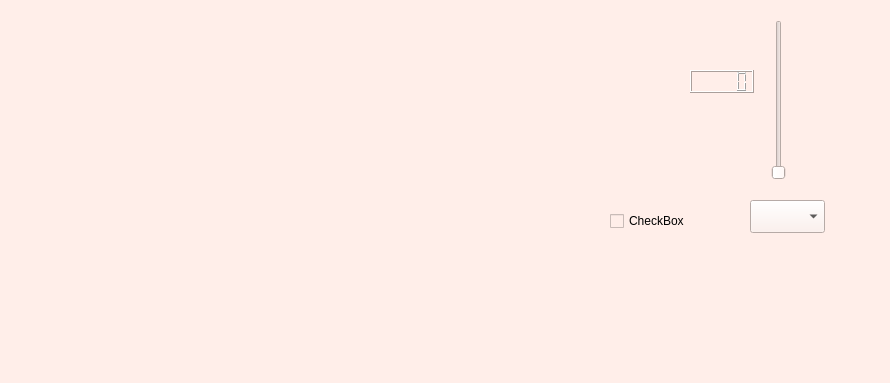
Qt form untitled.ui (v0idv0id/PoF) before a commit; both pictures show x 0 to 890 and y 344 to 727 of the 890 by 727 pixel window.
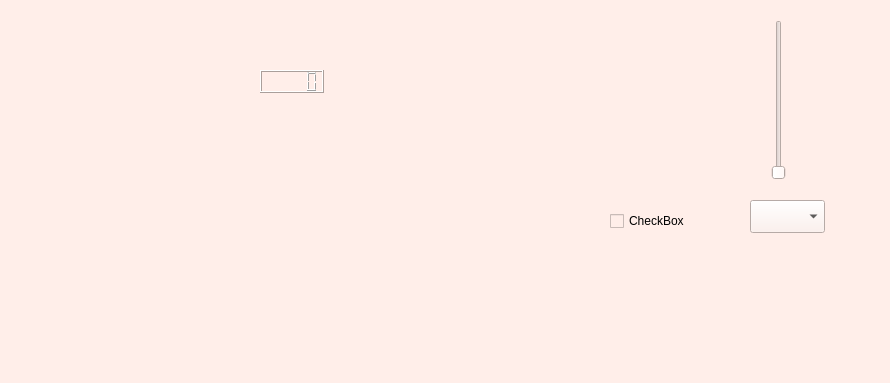
The same form after that commit.

Commit message: works with rewind

```diff
--- a/untitled.ui
+++ b/untitled.ui
@@ -16,6 +16,421 @@
     <height>30</height>
    </size>
   </property>
+  <property name="palette">
+   <palette>
+    <active>
+     <colorrole role="WindowText">
+      <brush brushstyle="SolidPattern">
+       <color alpha="255">
+        <red>0</red>
+        <green>0</green>
+        <blue>0</blue>
+       </color>
+      </brush>
+     </colorrole>
+     <colorrole role="Button">
+      <brush brushstyle="SolidPattern">
+       <color alpha="255">
+        <red>170</red>
+        <green>85</green>
+        <blue>127</blue>
+       </color>
+      </brush>
+     </colorrole>
+     <colorrole role="Light">
+      <brush brushstyle="SolidPattern">
+       <color alpha="255">
+        <red>255</red>
+        <green>127</green>
+        <blue>191</blue>
+       </color>
+      </brush>
+     </colorrole>
+     <colorrole role="Midlight">
+      <brush brushstyle="SolidPattern">
+       <color alpha="255">
+        <red>212</red>
+        <green>106</green>
+        <blue>159</blue>
+       </color>
+      </brush>
+     </colorrole>
+     <colorrole role="Dark">
+      <brush brushstyle="SolidPattern">
+       <color alpha="255">
+        <red>85</red>
+        <green>42</green>
+        <blue>63</blue>
+       </color>
+      </brush>
+     </colorrole>
+     <colorrole role="Mid">
+      <brush brushstyle="SolidPattern">
+       <color alpha="255">
+        <red>113</red>
+        <green>56</green>
+        <blue>84</blue>
+       </color>
+      </brush>
+     </colorrole>
+     <colorrole role="Text">
+      <brush brushstyle="SolidPattern">
+       <color alpha="255">
+        <red>0</red>
+        <green>0</green>
+        <blue>0</blue>
+       </color>
+      </brush>
+     </colorrole>
+     <colorrole role="BrightText">
+      <brush brushstyle="SolidPattern">
+       <color alpha="255">
+        <red>255</red>
+        <green>255</green>
+        <blue>255</blue>
+       </color>
+      </brush>
+     </colorrole>
+     <colorrole role="ButtonText">
+      <brush brushstyle="SolidPattern">
+       <color alpha="255">
+        <red>0</red>
+        <green>0</green>
+        <blue>0</blue>
+       </color>
+      </brush>
+     </colorrole>
+     <colorrole role="Base">
+      <brush brushstyle="SolidPattern">
+       <color alpha="255">
+        <red>255</red>
+        <green>255</green>
+        <blue>255</blue>
+       </color>
+      </brush>
+     </colorrole>
+     <colorrole role="Window">
+      <brush brushstyle="SolidPattern">
+       <color alpha="255">
+        <red>170</red>
+        <green>85</green>
+        <blue>127</blue>
+       </color>
+      </brush>
+     </colorrole>
+     <colorrole role="Shadow">
+      <brush brushstyle="SolidPattern">
+       <color alpha="255">
+        <red>0</red>
+        <green>0</green>
+        <blue>0</blue>
+       </color>
+      </brush>
+     </colorrole>
+     <colorrole role="AlternateBase">
+      <brush brushstyle="SolidPattern">
+       <color alpha="255">
+        <red>212</red>
+        <green>170</green>
+        <blue>191</blue>
+       </color>
+      </brush>
+     </colorrole>
+     <colorrole role="ToolTipBase">
+      <brush brushstyle="SolidPattern">
+       <color alpha="255">
+        <red>255</red>
+        <green>255</green>
+        <blue>220</blue>
+       </color>
+      </brush>
+     </colorrole>
+     <colorrole role="ToolTipText">
+      <brush brushstyle="SolidPattern">
+       <color alpha="255">
+        <red>0</red>
+        <green>0</green>
+        <blue>0</blue>
+       </color>
+      </brush>
+     </colorrole>
+    </active>
+    <inactive>
+     <colorrole role="WindowText">
+      <brush brushstyle="SolidPattern">
+       <color alpha="255">
+        <red>0</red>
+        <green>0</green>
+        <blue>0</blue>
+       </color>
+      </brush>
+     </colorrole>
+     <colorrole role="Button">
+      <brush brushstyle="SolidPattern">
+       <color alpha="255">
+        <red>170</red>
+        <green>85</green>
+        <blue>127</blue>
+       </color>
+      </brush>
+     </colorrole>
+     <colorrole role="Light">
+      <brush brushstyle="SolidPattern">
+       <color alpha="255">
+        <red>255</red>
+        <green>127</green>
+        <blue>191</blue>
+       </color>
+      </brush>
+     </colorrole>
+     <colorrole role="Midlight">
+      <brush brushstyle="SolidPattern">
+       <color alpha="255">
+        <red>212</red>
+        <green>106</green>
+        <blue>159</blue>
+       </color>
+      </brush>
+     </colorrole>
+     <colorrole role="Dark">
+      <brush brushstyle="SolidPattern">
+       <color alpha="255">
+        <red>85</red>
+        <green>42</green>
+        <blue>63</blue>
+       </color>
+      </brush>
+     </colorrole>
+     <colorrole role="Mid">
+      <brush brushstyle="SolidPattern">
+       <color alpha="255">
+        <red>113</red>
+        <green>56</green>
+        <blue>84</blue>
+       </color>
+      </brush>
+     </colorrole>
+     <colorrole role="Text">
+      <brush brushstyle="SolidPattern">
+       <color alpha="255">
+        <red>0</red>
+        <green>0</green>
+        <blue>0</blue>
+       </color>
+      </brush>
+     </colorrole>
+     <colorrole role="BrightText">
+      <brush brushstyle="SolidPattern">
+       <color alpha="255">
+        <red>255</red>
+        <green>255</green>
+        <blue>255</blue>
+       </color>
+      </brush>
+     </colorrole>
+     <colorrole role="ButtonText">
+      <brush brushstyle="SolidPattern">
+       <color alpha="255">
+        <red>0</red>
+        <green>0</green>
+        <blue>0</blue>
+       </color>
+      </brush>
+     </colorrole>
+     <colorrole role="Base">
+      <brush brushstyle="SolidPattern">
+       <color alpha="255">
+        <red>255</red>
+        <green>255</green>
+        <blue>255</blue>
+       </color>
+      </brush>
+     </colorrole>
+     <colorrole role="Window">
+      <brush brushstyle="SolidPattern">
+       <color alpha="255">
+        <red>170</red>
+        <green>85</green>
+        <blue>127</blue>
+       </color>
+      </brush>
+     </colorrole>
+     <colorrole role="Shadow">
+      <brush brushstyle="SolidPattern">
+       <color alpha="255">
+        <red>0</red>
+        <green>0</green>
+        <blue>0</blue>
+       </color>
+      </brush>
+     </colorrole>
+     <colorrole role="AlternateBase">
+      <brush brushstyle="SolidPattern">
+       <color alpha="255">
+        <red>212</red>
+        <green>170</green>
+        <blue>191</blue>
+       </color>
+      </brush>
+     </colorrole>
+     <colorrole role="ToolTipBase">
+      <brush brushstyle="SolidPattern">
+       <color alpha="255">
+        <red>255</red>
+        <green>255</green>
+        <blue>220</blue>
+       </color>
+      </brush>
+     </colorrole>
+     <colorrole role="ToolTipText">
+      <brush brushstyle="SolidPattern">
+       <color alpha="255">
+        <red>0</red>
+        <green>0</green>
+        <blue>0</blue>
+       </color>
+      </brush>
+     </colorrole>
+    </inactive>
+    <disabled>
+     <colorrole role="WindowText">
+      <brush brushstyle="SolidPattern">
+       <color alpha="255">
+        <red>85</red>
+        <green>42</green>
+        <blue>63</blue>
+       </color>
+      </brush>
+     </colorrole>
+     <colorrole role="Button">
+      <brush brushstyle="SolidPattern">
+       <color alpha="255">
+        <red>170</red>
+        <green>85</green>
+        <blue>127</blue>
+       </color>
+      </brush>
+     </colorrole>
+     <colorrole role="Light">
+      <brush brushstyle="SolidPattern">
+       <color alpha="255">
+        <red>255</red>
+        <green>127</green>
+        <blue>191</blue>
+       </color>
+      </brush>
+     </colorrole>
+     <colorrole role="Midlight">
+      <brush brushstyle="SolidPattern">
+       <color alpha="255">
+        <red>212</red>
+        <green>106</green>
+        <blue>159</blue>
+       </color>
+      </brush>
+     </colorrole>
+     <colorrole role="Dark">
+      <brush brushstyle="SolidPattern">
+       <color alpha="255">
+        <red>85</red>
+        <green>42</green>
+        <blue>63</blue>
+       </color>
+      </brush>
+     </colorrole>
+     <colorrole role="Mid">
+      <brush brushstyle="SolidPattern">
+       <color alpha="255">
+        <red>113</red>
+        <green>56</green>
+        <blue>84</blue>
+       </color>
+      </brush>
+     </colorrole>
+     <colorrole role="Text">
+      <brush brushstyle="SolidPattern">
+       <color alpha="255">
+        <red>85</red>
+        <green>42</green>
+        <blue>63</blue>
+       </color>
+      </brush>
+     </colorrole>
+     <colorrole role="BrightText">
+      <brush brushstyle="SolidPattern">
+       <color alpha="255">
+        <red>255</red>
+        <green>255</green>
+        <blue>255</blue>
+       </color>
+      </brush>
+     </colorrole>
+     <colorrole role="ButtonText">
+      <brush brushstyle="SolidPattern">
+       <color alpha="255">
+        <red>85</red>
+        <green>42</green>
+        <blue>63</blue>
+       </color>
+      </brush>
+     </colorrole>
+     <colorrole role="Base">
+      <brush brushstyle="SolidPattern">
+       <color alpha="255">
+        <red>170</red>
+        <green>85</green>
+        <blue>127</blue>
+       </color>
+      </brush>
+     </colorrole>
+     <colorrole role="Window">
+      <brush brushstyle="SolidPattern">
+       <color alpha="255">
+        <red>170</red>
+        <green>85</green>
+        <blue>127</blue>
+       </color>
+      </brush>
+     </colorrole>
+     <colorrole role="Shadow">
+      <brush brushstyle="SolidPattern">
+       <color alpha="255">
+        <red>0</red>
+        <green>0</green>
+        <blue>0</blue>
+       </color>
+      </brush>
+     </colorrole>
+     <colorrole role="AlternateBase">
+      <brush brushstyle="SolidPattern">
+       <color alpha="255">
+        <red>170</red>
+        <green>85</green>
+        <blue>127</blue>
+       </color>
+      </brush>
+     </colorrole>
+     <colorrole role="ToolTipBase">
+      <brush brushstyle="SolidPattern">
+       <color alpha="255">
+        <red>255</red>
+        <green>255</green>
+        <blue>220</blue>
+       </color>
+      </brush>
+     </colorrole>
+     <colorrole role="ToolTipText">
+      <brush brushstyle="SolidPattern">
+       <color alpha="255">
+        <red>0</red>
+        <green>0</green>
+        <blue>0</blue>
+       </color>
+      </brush>
+     </colorrole>
+    </disabled>
+   </palette>
+  </property>
   <property name="windowTitle">
    <string>MainWindow</string>
   </property>
@@ -26,8 +441,8 @@
    <widget class="QWidget" name="widget" native="true">
     <property name="geometry">
      <rect>
-      <x>70</x>
-      <y>140</y>
+      <x>120</x>
+      <y>180</y>
       <width>120</width>
       <height>80</height>
      </rect>
@@ -49,7 +464,7 @@
    <widget class="QLCDNumber" name="lcdNumber">
     <property name="geometry">
      <rect>
-      <x>690</x>
+      <x>260</x>
       <y>80</y>
       <width>64</width>
       <height>23</height>
```
The commit also changes 1 other file.
